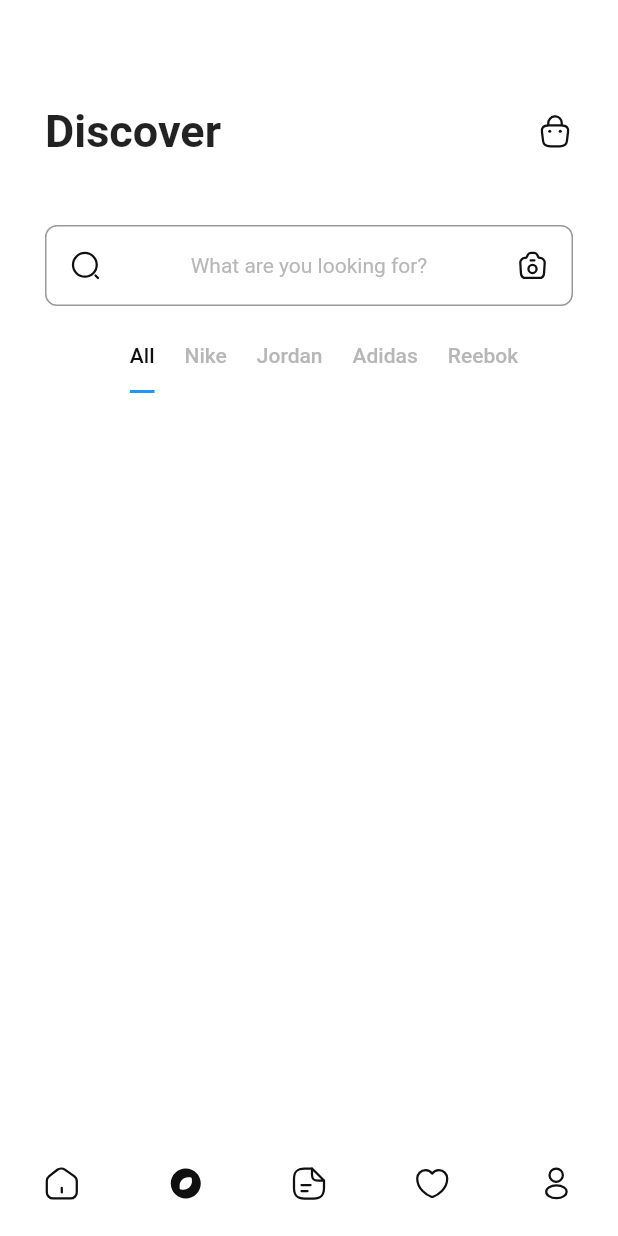
After one commit to NguyenMinhNhut2009/flutter_tranning, a Flutter app: the MainHomePage screen opened directly, item 2 of the bottom bar chosen, after a tap on "What are you looking for?", on a phone screen of 412 x 824 dp. The commit adds this screen. Run offline on Flutter 3.47's test engine with Material 2 defaults, Android fonts, the phone set to English and light mode, and no system bars; our stand-ins replace flutter_svg; missing offline and left inert: checkbox_formfield.

Commit message:
update homepage + discover

```diff
--- /dev/null
+++ b/lib/WishList/wishList.dart
@@ -0,0 +1,23 @@
+import 'package:flutter/material.dart';
+
+class WishListPage extends StatefulWidget {
+  const WishListPage({Key? key}) : super(key: key);
+
+  @override
+  State<WishListPage> createState() => _WishListPageState();
+}
+
+class _WishListPageState extends State<WishListPage> {
+  @override
+  Widget build(BuildContext context) {
+    return Scaffold(
+      body: _buildBody(),
+    );
+  }
+}
+
+Widget _buildBody() {
+  return SingleChildScrollView(
+    child: Text("discover".toUpperCase()),
+  );
+}
--- a/lib/main.dart
+++ b/lib/main.dart
@@ -1,8 +1,10 @@
 import 'package:flutter/material.dart';
-import 'package:project/screen/Home/home.dart';
+import 'package:project/screen/Discover/discover.dart';
+import 'package:project/screen/Home/main_home.dart';
+import 'package:project/screen/Order/order.dart';
 
 void main() {
   runApp(const MaterialApp(
-    home: HomePage(),
+    home: OrderPage(),
   ));
 }
--- /dev/null
+++ b/lib/screen/Discover/discover.dart
@@ -0,0 +1,126 @@
+import 'package:flutter/material.dart';
+import 'package:flutter_svg/svg.dart';
+
+class DiscoverPage extends StatefulWidget {
+  const DiscoverPage({Key? key}) : super(key: key);
+
+  @override
+  // ignore: override_on_non_overriding_member
+  State<DiscoverPage> createState() => _DiscoverPageState();
+}
+
+class _DiscoverPageState extends State<DiscoverPage>
+    with TickerProviderStateMixin {
+  @override
+  Widget build(BuildContext context) {
+    TabController _tabController = TabController(length: 5, vsync: this);
+    return Scaffold(
+      backgroundColor: const Color(0xFFFFFFFF),
+      body: SingleChildScrollView(
+        child: Container(
+          padding: const EdgeInsets.only(top: 70, right: 30, left: 30),
+          child: Column(
+            children: [
+              Padding(
+                padding: const EdgeInsets.only(
+                  bottom: 45,
+                ),
+                child: Row(
+                  mainAxisAlignment: MainAxisAlignment.spaceBetween,
+                  children: [
+                    const Text(
+                      "Discover",
+                      style:
+                          TextStyle(fontSize: 30, fontWeight: FontWeight.w700),
+                    ),
+                    GestureDetector(
+                      onTap: () {},
+                      child: SvgPicture.asset("assets/images/bag-2.svg"),
+                    )
+                  ],
+                ),
+              ),
+              Container(
+                decoration: BoxDecoration(
+                    borderRadius: BorderRadius.circular(8.0),
+                    border: Border.all(
+                      color: Colors.black.withOpacity(0.4),
+                    )),
+                child: Padding(
+                  padding:
+                      const EdgeInsets.symmetric(horizontal: 16, vertical: 16),
+                  child: Row(
+                      mainAxisAlignment: MainAxisAlignment.spaceBetween,
+                      children: [
+                        GestureDetector(
+                          onTap: () {},
+                          child: SvgPicture.asset(
+                            "assets/icons/icons_search.svg",
+                            height: 20,
+                          ),
+                        ),
+                        GestureDetector(
+                          onTap: () {},
+                          child: const Text(
+                            "What are you looking for?",
+                            style: TextStyle(
+                                color: Color(0xFfB7B7B7),
+                                fontSize: 14,
+                                fontWeight: FontWeight.w400),
+                          ),
+                        ),
+                        GestureDetector(
+                          onTap: () {},
+                          child: SvgPicture.asset(
+                            "assets/icons/icons_camera.svg",
+                            height: 20,
+                          ),
+                        ),
+                      ]),
+                ),
+              ),
+              const SizedBox(
+                height: 10,
+              ),
+              Container(
+                child: TabBar(
+                    labelPadding: const EdgeInsets.only(left: 20, right: 0),
+                    controller: _tabController,
+                    labelColor: const Color(0xFF101010),
+                    unselectedLabelColor: const Color(0xFFB7B7B7),
+                    isScrollable: true,
+                    indicatorSize: TabBarIndicatorSize.label,
+                    tabs: const [
+                      Tab(
+                        text: "All",
+                      ),
+                      Tab(
+                        text: "Nike",
+                      ),
+                      Tab(
+                        text: "Jordan",
+                      ),
+                      Tab(
+                        text: "Adidas",
+                      ),
+                      Tab(
+                        text: "Reebok",
+                      ),
+                    ]),
+              ),
+              // Container(
+              //   padding: const EdgeInsets.only(left: 20),
+              //   height: 300,
+              //   width: double.maxFinite,
+              //   child: TabBarView(
+              //     controller: _tabController,
+              //     children: [],
+              //   ),
+              // ),
+            ],
+          ),
+        ),
+      ),
+    );
+  }
+}
--- a/lib/screen/Home/home.dart
+++ b/lib/screen/Home/home.dart
@@ -73,7 +73,6 @@ Widget _buildBody(BuildContext context) {
                 image: DecorationImage(
                     image: AssetImage("assets/images/imgHome.png"),
                     fit: BoxFit.cover),
-                // borderRadius: BorderRadius.circular(8),
               ),
             ),
             Positioned(
@@ -121,7 +120,9 @@ Widget _buildBody(BuildContext context) {
             ),
           ],
         ),
-        Row(
+        Padding(
+          padding: const EdgeInsets.only(top: 30),
+          child: Row(
             mainAxisAlignment: MainAxisAlignment.spaceBetween,
             children: const [
               Text(
@@ -143,6 +144,57 @@ Widget _buildBody(BuildContext context) {
               ),
             ],
           ),
+        ),
+        Padding(
+          padding: const EdgeInsets.only(top: 30),
+          child: Row(
+            mainAxisAlignment: MainAxisAlignment.spaceBetween,
+            children: const [
+              Text(
+                "Special For Your",
+                style: TextStyle(
+                  fontSize: 20,
+                  fontWeight: FontWeight.w700,
+                  color: Color(0xFF101010),
+                ),
+              ),
+              Text(
+                "SEE ALL",
+                style: TextStyle(
+                  fontSize: 20,
+                  fontWeight: FontWeight.w600,
+                  color: Color(0xFFB7B7B7),
+                ),
+                textAlign: TextAlign.right,
+              ),
+            ],
+          ),
+        ),
+        Padding(
+          padding: const EdgeInsets.only(top: 30),
+          child: Row(
+            mainAxisAlignment: MainAxisAlignment.spaceBetween,
+            children: const [
+              Text(
+                "Most Popular",
+                style: TextStyle(
+                  fontSize: 20,
+                  fontWeight: FontWeight.w700,
+                  color: Color(0xFF101010),
+                ),
+              ),
+              Text(
+                "SEE ALL",
+                style: TextStyle(
+                  fontSize: 20,
+                  fontWeight: FontWeight.w600,
+                  color: Color(0xFFB7B7B7),
+                ),
+                textAlign: TextAlign.right,
+              ),
+            ],
+          ),
+        ),
       ]),
     ),
   );
--- /dev/null
+++ b/lib/screen/Home/main_home.dart
@@ -0,0 +1,126 @@
+import 'package:flutter/material.dart';
+import 'package:flutter_svg/svg.dart';
+import 'package:project/WishList/wishList.dart';
+import 'package:project/screen/Discover/discover.dart';
+import 'package:project/screen/Home/home.dart';
+import 'package:project/screen/Order/order.dart';
+import 'package:project/screen/Profile/profile.dart';
+
+class MainHomePage extends StatefulWidget {
+  const MainHomePage({Key? key}) : super(key: key);
+
+  @override
+  State<MainHomePage> createState() => _MainHomePageState();
+}
+
+class _MainHomePageState extends State<MainHomePage>
+    with TickerProviderStateMixin {
+  List<TabMenuItem> itemList = [
+    TabMenuItem(
+      index: 0,
+      icon: 'assets/images/home.svg',
+      iconHover: 'assets/images/home2.svg',
+    ),
+    TabMenuItem(
+      index: 1,
+      icon: 'assets/images/discover.svg',
+      iconHover: 'assets/images/discover2.svg',
+    ),
+    TabMenuItem(
+      index: 2,
+      icon: 'assets/images/order.svg',
+      iconHover: 'assets/images/order2.svg',
+    ),
+    TabMenuItem(
+      index: 3,
+      icon: 'assets/images/heart.svg',
+      iconHover: 'assets/images/heart2.svg',
+    ),
+    TabMenuItem(
+      index: 4,
+      icon: 'assets/images/profile.svg',
+      iconHover: 'assets/images/profile2.svg',
+    ),
+  ];
+  final GlobalKey _keyBottomTabbarey = GlobalKey();
+  // ignore: unused_field
+
+  int _selectedIndex = 0;
+  // ignore: unused_field
+  late TabMenuItem _menuItem;
+  final PageController _pageController = PageController(
+    initialPage: 0,
+    keepPage: true,
+  );
+  late BottomNavigationBar bottomNavigationBar;
+  Size bottomTabbarHeight = Size.zero;
+
+  @override
+  void initState() {
+
+    _menuItem = itemList[0];
+    super.initState();
+  }
+
+  @override
+  void dispose() {
+    // TODO: implement dispose
+    _pageController.dispose();
+    super.dispose();
+  }
+
+
+  @override
+  Widget build(BuildContext context) {
+    bottomNavigator();
+    return Scaffold(
+        body: SafeArea(
+          child: PageView(
+            physics: const NeverScrollableScrollPhysics(),
+            controller: _pageController,
+            children: const [
+              HomePage(),
+              DiscoverPage(),
+              OrderPage(),
+              WishListPage(),
+              ProfilePage(),
+            ],
+          ),
+        ),
+        bottomNavigationBar: bottomNavigationBar);
+  }
+
+  void bottomNavigator() {
+    bottomNavigationBar = BottomNavigationBar(
+        selectedFontSize: 12.0,
+        backgroundColor: Colors.white,
+        // key: _keyBottomTabbar,
+        type: BottomNavigationBarType.fixed,
+        elevation: 0,
+        onTap: (index) {
+          setState(() {
+            _selectedIndex = index;
+            _pageController.jumpToPage(index);
+          });
+        },
+        currentIndex: _selectedIndex,
+        items: itemList.map((data) {
+          return BottomNavigationBarItem(
+            icon: SvgPicture.asset(
+                data.index == _selectedIndex ? data.iconHover : data.icon),
+            label: '',
+          );
+        }).toList());
+  }
+}
+
+class TabMenuItem {
+  int index;
+  String icon;
+  String iconHover;
+  TabMenuItem({
+    required this.icon,
+    required this.index,
+    required this.iconHover,
+  });
+}
--- a/lib/screen/Login/register.dart
+++ b/lib/screen/Login/register.dart
@@ -1,5 +1,5 @@
-import 'package:checkbox_formfield/checkbox_icon_formfield.dart';
-import 'package:checkbox_formfield/checkbox_list_tile_formfield.dart';
+
+import 'package:checkbox_formfield/checkbox_formfield.dart';
 import 'package:flutter/material.dart';
 
 import 'Login.dart';
--- /dev/null
+++ b/lib/screen/Order/order.dart
@@ -0,0 +1,29 @@
+import 'package:flutter/material.dart';
+
+class OrderPage extends StatefulWidget {
+  const OrderPage({Key? key}) : super(key: key);
+
+  @override
+  State<OrderPage> createState() => _OrderPageState();
+}
+
+class _OrderPageState extends State<OrderPage> {
+  @override
+  Widget build(BuildContext context) {
+    return Scaffold(
+      backgroundColor: const Color(0xFFFFFFFF),
+      body: SingleChildScrollView(
+        child: Container(
+          padding: const EdgeInsets.only(top: 70, left: 30),
+          child: Column(
+            children: const [
+            Text(
+              "Your Order",
+              style: TextStyle(fontSize: 30, fontWeight: FontWeight.w700),
+            ),
+          ]),
+        ),
+      ),
+    );
+  }
+}
--- /dev/null
+++ b/lib/screen/Profile/profile.dart
@@ -0,0 +1,22 @@
+import 'package:flutter/material.dart';
+
+class ProfilePage extends StatefulWidget {
+  const ProfilePage({ Key? key }) : super(key: key);
+
+  @override
+  State<ProfilePage> createState() => _ProfilePageState();
+}
+
+class _ProfilePageState extends State<ProfilePage> {
+  @override
+  Widget build(BuildContext context) {
+    return Scaffold(
+      body: _buildBody(),
+    );
+  }
+}
+Widget _buildBody() {
+  return SingleChildScrollView(
+    child: Text("discover".toUpperCase()),
+  );
+}
--- a/pubspec.yaml
+++ b/pubspec.yaml
@@ -30,6 +30,7 @@ dependencies:
   flutter:
     sdk: flutter
   intro_slider: ^2.4.3
+
   introduction_screen: ^2.1.0
   flutter_onboard: ^2.0.0
   checkbox_formfield: ^0.2.0
```
Also changed, not shown: assets/images/bag-2.svg (added), assets/images/discover.svg (added), assets/images/discover2.svg (added), assets/images/heart.svg (added), assets/images/heart2.svg (added), assets/images/home.svg (added), assets/images/home2.svg (added), assets/images/order.svg (added), assets/images/order2.svg (added), assets/images/profile.svg (added), assets/images/profile2.svg (added), pubspec.lock. Lines whose indentation alone changed are shown as unchanged.
